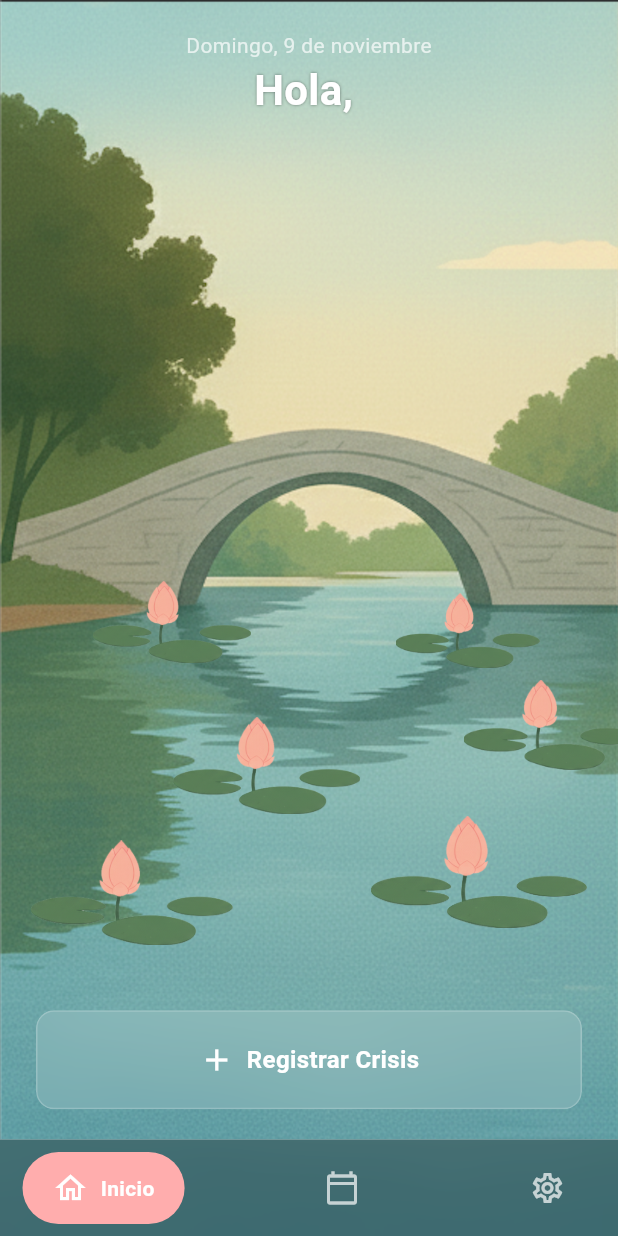
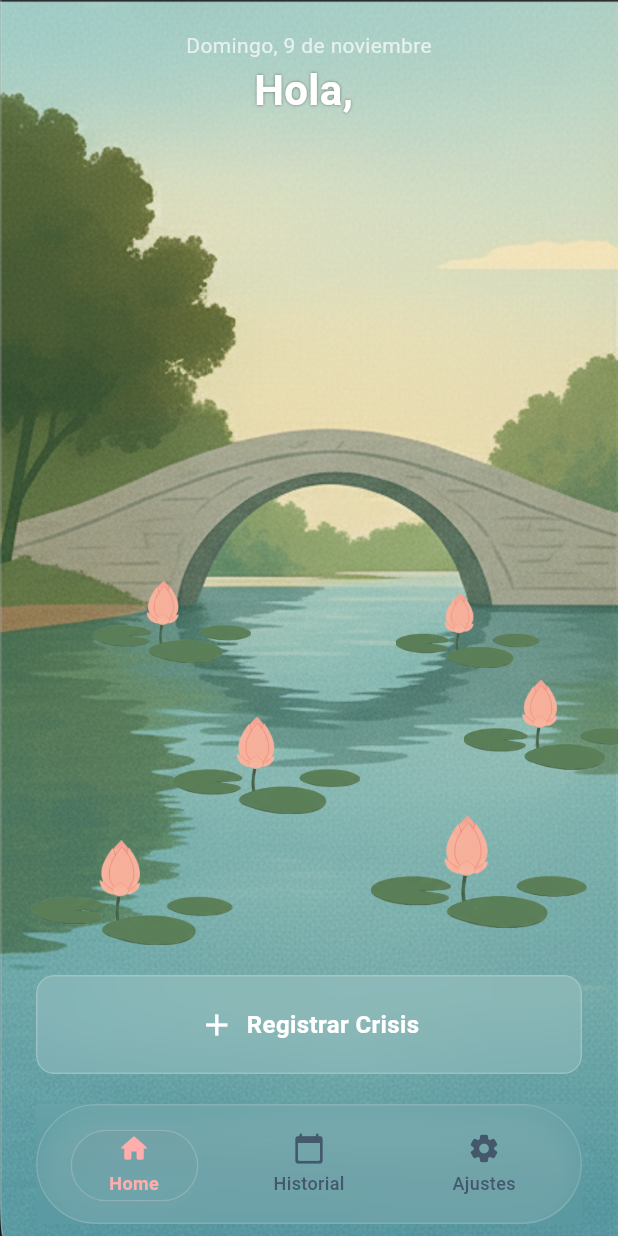
Before and after one commit to janisepulveda/auna, a Flutter app: the MainScaffold screen opened directly, on a phone screen of 412 x 824 dp. Run offline on Flutter 3.47's test engine with Material 3 defaults, Android fonts, the phone set to English and light mode, and no system bars; drawn by our look-alikes of google_nav_bar; our stand-ins replace pdf, permission_handler, shared_preferences, table_calendar; missing offline and left inert: flutter_reactive_ble, open_file_plus; accounts and stored records are empty.

Commit message:
arreglar tabBar

```diff
--- a/auna_app/lib/main_scaffold.dart
+++ b/auna_app/lib/main_scaffold.dart
@@ -1,7 +1,6 @@
 // lib/main_scaffold.dart
 import 'package:flutter/material.dart';
-import 'dart:ui'; // Para el ImageFilter
-import 'package:google_nav_bar/google_nav_bar.dart'; // <-- 1. ¡El paquete correcto!
+import 'dart:ui';
 import 'home_screen.dart';
 import 'history_screen.dart';
 import 'settings_screen.dart';
@@ -22,85 +21,181 @@ class _MainScaffoldState extends State<MainScaffold> {
     SettingsScreen(),
   ];
 
-  // Tu color rosado
-  final Color customSelectedColor = const Color(0xFFFFADAD);
-  // Color para íconos no seleccionados (el azul oscuro de tu tema)
-  final Color customIconColor = const Color(0xFF333A56);
+  final Color activeBlue = const Color(0xFFFFADAD);
+  final Color iconIdle = const Color(0xFF38455C);
+
+  //final Color _purple = const Color(0xFF6359E9);
+  //final Color _red = const Color(0xFFE84C55);
+  //final Color _activePillColor = const Color(0xFFB4AFFF).withOpacity(0.5);
+
+
+  Widget _buildNavItem({
+    required IconData icon,
+    required String text,
+    required int index,
+  }) {
+    final bool isSelected = (_selectedIndex == index);
+    final Color color = isSelected ? activeBlue : iconIdle.withValues(alpha: 0.8);
+
+    return Expanded(
+      child: GestureDetector(
+        onTap: () => setState(() => _selectedIndex = index),
+        behavior: HitTestBehavior.opaque,
+        child: Column(
+          mainAxisAlignment: MainAxisAlignment.center,
+          children: [
+            Icon(icon, color: color, size: 22),
+            const SizedBox(height: 4),
+            Text(
+              text,
+              style: TextStyle(
+                color: color,
+                fontSize: 12,
+                fontWeight: isSelected ? FontWeight.w700 : FontWeight.w500,
+              ),
+            ),
+          ],
+        ),
+      ),
+    );
+  }
+
 
   @override
   Widget build(BuildContext context) {
-    // Detecta si el fondo actual es oscuro (como en HomeScreen)
-    // Asumimos que si no es la primera pestaña (Inicio), el fondo es claro.
-    bool isDarkBackground = (_selectedIndex == 0);
+    return Scaffold(
+      extendBody: true,
+      body: Center(child: _widgetOptions.elementAt(_selectedIndex)),
+      bottomNavigationBar: SafeArea(
+        top: false,
+        child: Padding(
+          padding: const EdgeInsets.fromLTRB(24, 0, 24, 8),
+          child: ClipRect(
+            child: BackdropFilter(
+              filter: ImageFilter.blur(sigmaX: 30, sigmaY: 30),
+              child: Row(
+                children: [
+                  Expanded(
+                    child: LayoutBuilder(
+                      builder: (context, constraints) {
+                        // 👇 CAMBIOS AQUÍ:
+                        const double barHeight = 80; // Antes 70, más alta para cápsula cuadrada
+                        const double padH = 6;
+                        const double padV = 0; // Antes 6, para que el contenido tenga más espacio vertical
+                        const int count = 3;
+                        const double cellMargin = 16; // Antes 12, más margen para hacerla más "cuadrada"
 
-    return Scaffold(
-      extendBody: true, // El body se extiende detrás de la barra
-      body: Center(
-        child: _widgetOptions.elementAt(_selectedIndex),
+                        final radius = BorderRadius.circular(999);
+                        final double innerW = constraints.maxWidth - padH * 2;
+                        final double cellW = innerW / count;
+                        final double pillW = cellW - cellMargin * 2;
+                        final double pillH = barHeight - padV * 2 - (cellMargin * 2);
+
+                        double leftFor(int i) => i * cellW + cellMargin;
+
+                        return ClipRRect(
+                          borderRadius: radius,
+                          child: Container(
+                            height: barHeight,
+                            padding: const EdgeInsets.symmetric(
+                                horizontal: padH, vertical: padV),
+                            decoration: BoxDecoration(
+                              //gradient: LinearGradient(
+                                //colors: [
+                                 // _purple.withOpacity(0.35),
+                                  //_red.withOpacity(0.35),
+                                //],
+                                //begin: Alignment.centerLeft,
+                                //end: Alignment.centerRight,
+                              //),
+                              borderRadius: radius,
+                              border: Border.all(
+                                color: const Color.fromARGB(123, 211, 211, 211).withValues(alpha: 0.25),
+                                width: 1,
                               ),
-
-      bottomNavigationBar: ClipRect(
+                              boxShadow: [
+                                BoxShadow(
+                                  color: const Color.fromARGB(123, 211, 211, 211).withValues(alpha: 0.15),
+                                  blurRadius: 14,
+                                  offset: const Offset(0, 8),
+                                ),
+                              ],
+                            ),
+                            clipBehavior: Clip.hardEdge,
+                            child: Stack(
+                              children: [
+                                // ===== cápsula activa =====
+                                AnimatedPositioned(
+                                  duration: const Duration(milliseconds: 260),
+                                  curve: Curves.easeOutCubic,
+                                  top: (barHeight - padV * 2 - pillH) / 2,
+                                  left: leftFor(_selectedIndex),
+                                  width: pillW,
+                                  height: pillH,
+                                  child: ClipRRect(
+                                    borderRadius: BorderRadius.circular(999),
                                     child: BackdropFilter(
-          filter: ImageFilter.blur(sigmaX: 15, sigmaY: 15),
+                                      filter: ImageFilter.blur(
+                                          sigmaX: 22, sigmaY: 22),
                                       child: Container(
-            // --- ¡CAMBIO CLAVE! ---
-            // El "vidrio" ahora es oscuro si el fondo es oscuro,
-            // y claro si el fondo es claro.
                                         decoration: BoxDecoration(
-              color: isDarkBackground
-                  ? const Color(0x4D000000) // Vidrio oscuro (Negro 30%)
-                  : const Color(0xCCFFFFFF), // Vidrio claro (Blanco 80%)
-              border: Border(
-                top: BorderSide(
-                  color: isDarkBackground
-                      ? const Color(0x4DFFFFFF) // Borde blanco
-                      : const Color(0x4D000000), // Borde negro
-                  width: 0.5,
+                                          //color: _activePillColor,
+                                          borderRadius:
+                                              BorderRadius.circular(999),
+                                          border: Border.all(
+                                            color: const Color.fromARGB(255, 212, 212, 212).withValues(alpha: 0.30),
+                                            width: 1,
+                                          ),
+                                          gradient: LinearGradient(
+                                            begin: Alignment.topCenter,
+                                            end: Alignment.bottomCenter,
+                                            colors: [
+                                              const Color.fromARGB(255, 137, 137, 137).withValues(alpha: 0.12),
+                                              const Color.fromARGB(255, 137, 137, 137).withValues(alpha: 0.00),
+                                            ],
+                                            stops: const [0.0, 0.7],
                                           ),
                                         ),
                                       ),
-            child: SafeArea(
-              child: Padding(
-                padding: const EdgeInsets.symmetric(horizontal: 15.0, vertical: 8.0),
-                child: GNav(
-                  rippleColor: customSelectedColor.withAlpha(50),
-                  hoverColor: customSelectedColor.withAlpha(30),
-                  gap: 8,
-                  activeColor: Colors.white, // Texto/Icono dentro de la cápsula
-                  iconSize: 24,
-                  padding: const EdgeInsets.symmetric(horizontal: 20, vertical: 12),
-                  duration: const Duration(milliseconds: 300), // Animación
+                                    ),
+                                  ),
+                                ),
 
-                  // ¡La cápsula deslizante!
-                  tabBackgroundColor: customSelectedColor,
-
-                  // --- ¡CAMBIO CLAVE! ---
-                  // El color de los íconos inactivos cambia según el fondo
-                  color: isDarkBackground
-                      ? Colors.white70 // Iconos claros en fondo oscuro
-                      : customIconColor,  // Iconos oscuros en fondo claro
-
-                  tabs: const [
-                    GButton(
-                      icon: Icons.home_outlined,
-                      text: 'Inicio',
+                                // ===== Ítems de navegación =====
+                                Align(
+                                  alignment: Alignment.center,
+                                  child: SizedBox(
+                                    width: innerW,
+                                    height: barHeight - padV * 2,
+                                    child: Row(
+                                      children: [
+                                        _buildNavItem(
+                                          icon: Icons.home_rounded,
+                                          text: 'Home',
+                                          index: 0,
                                         ),
-                    GButton(
-                      icon: Icons.calendar_today_outlined,
+                                        _buildNavItem(
+                                          icon: Icons.calendar_today_rounded,
                                           text: 'Historial',
+                                          index: 1,
                                         ),
-                    GButton(
-                      icon: Icons.settings_outlined,
-                      text: 'Configuración',
+                                        _buildNavItem(
+                                          icon: Icons.settings_rounded,
+                                          text: 'Ajustes',
+                                          index: 2,
                                         ),
                                       ],
-                  selectedIndex: _selectedIndex,
-                  onTabChange: (index) {
-                    setState(() {
-                      _selectedIndex = index;
-                    });
+                                    ),
+                                  ),
+                                ),
+                              ],
+                            ),
+                          ),
+                        );
                       },
                     ),
+                  ),
+                ],
               ),
             ),
           ),
```
Lines whose indentation alone changed are shown as unchanged.
